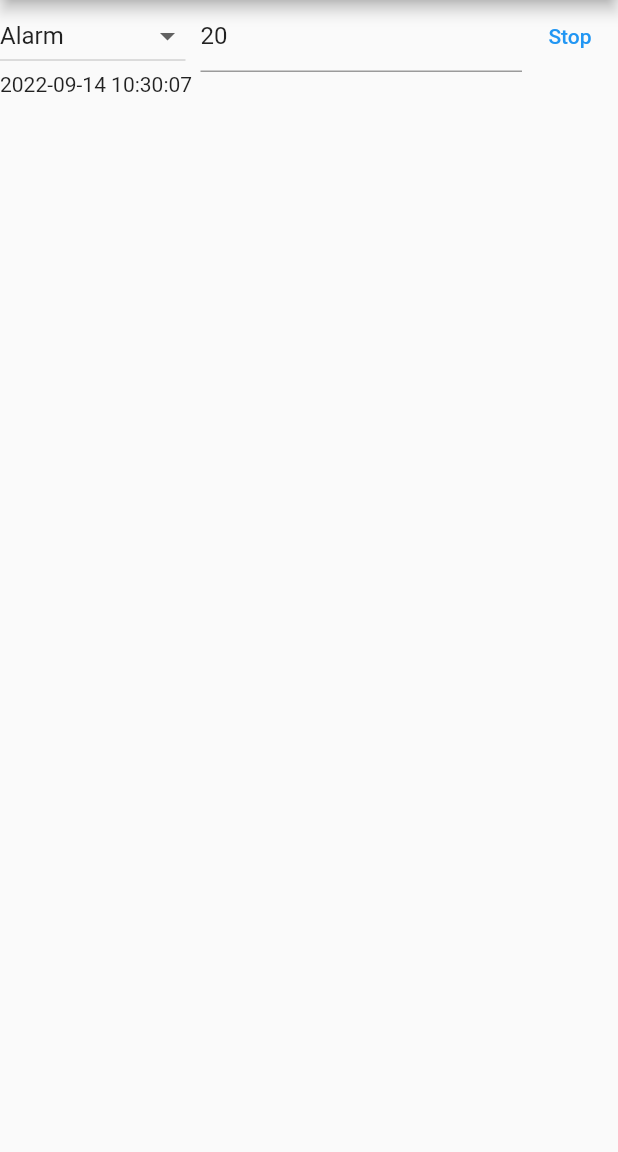
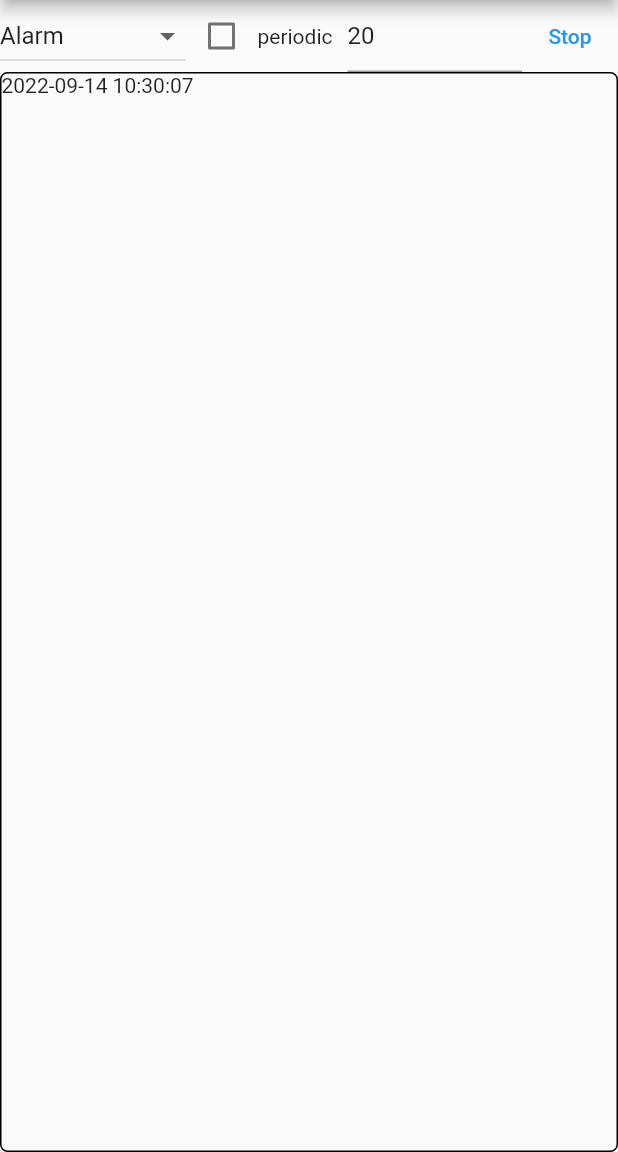
Before and after one commit to take4blue/intervalSample, a Flutter app: the screen it shows after launch, after a tap on "Start", on a phone screen of 412 x 824 dp, the part 84-1236 px from its top. Run offline on Flutter 3.47's test engine with Material 2 defaults, Android fonts, the light colour scheme and no system bars; our stand-ins replace get; missing offline and left inert: android_alarm_manager_plus, optimize_battery, workmanager; statements that could not run were skipped.

Commit message:
periodic機能を追加

```diff
--- a/lib/alarminterval.dart
+++ b/lib/alarminterval.dart
@@ -28,6 +28,16 @@ class AlarmInterval extends IInterval {
 
   @override
   FutureOr<void> start() async {
+    if (timer.periodic) {
+      await AndroidAlarmManager.periodic(
+        timer.duration,
+        kAlarmId,
+        alarmCallback,
+        exact: true,
+        wakeup: true,
+        allowWhileIdle: true,
+      );
+    } else {
       await AndroidAlarmManager.oneShot(
         timer.duration,
         kAlarmId,
@@ -36,6 +46,7 @@ class AlarmInterval extends IInterval {
         wakeup: true,
         allowWhileIdle: true,
       );
+    }
   }
 
   @override
--- a/lib/intervalpage.dart
+++ b/lib/intervalpage.dart
@@ -53,9 +53,15 @@ class IntervalPage extends StatelessWidget {
                     ],
                   ),
                   Expanded(
+                    child: Container(
+                      decoration: BoxDecoration(
+                          border: Border.all(),
+                          borderRadius: BorderRadius.circular(5)),
                       child: ListView.builder(
                         itemCount: timer.list.length,
-                      itemBuilder: (context, index) => Text(timer.list[index]),
+                        itemBuilder: (context, index) =>
+                            Text(timer.list[index]),
+                      ),
                     ),
                   ),
                 ],
@@ -72,7 +78,8 @@ class TypeDrop extends StatelessWidget {
   Widget build(BuildContext context) {
     return GetBuilder<IntervalTimer>(
       id: "type",
-      builder: (timer) => DropdownButton<AlarmType>(
+      builder: (timer) => Row(children: [
+        DropdownButton<AlarmType>(
           items: [
             DropdownMenuItem<AlarmType>(
               value: AlarmType.alarm,
@@ -92,6 +99,9 @@ class TypeDrop extends StatelessWidget {
           onChanged: (value) => timer.type = value!,
           value: timer.type,
         ),
+        Checkbox(value: timer.periodic, onChanged: timer.setPeriodic),
+        const Text("periodic"),
+      ]),
     );
   }
 }
--- a/lib/intervaltimer.dart
+++ b/lib/intervaltimer.dart
@@ -76,6 +76,14 @@ class IntervalTimer extends GetxController {
     duration = Duration(seconds: value);
   }
 
+  void setPeriodic(bool? value) {
+    periodic = value ?? true;
+    update(["type"]);
+  }
+
+  /// periodicな関数呼び出しで定期処理を実施するかどうか
+  bool periodic = false;
+
   FutureOr<void> startStop() async {
     if (isStarted) {
       _stop();
@@ -114,7 +122,9 @@ class IntervalTimer extends GetxController {
 
   Future<void> awake() async {
     action.awake();
-    _start(); // 再スタートする
+    if (!periodic) {
+      _start(); // 再スタートする
+    }
     update();
   }
 
--- a/lib/timerinterval.dart
+++ b/lib/timerinterval.dart
@@ -12,7 +12,11 @@ class TimerInterval extends IInterval {
 
   @override
   FutureOr<void> start() {
-    _id = Timer(timer.duration, timer.awake);
+    if (timer.periodic) {
+      _id = Timer.periodic(timer.duration, (_) => timer.awake());
+    } else {
+      _id = Timer(timer.duration, timer.awake);
+    }
   }
 
   @override
```
Also changed, not shown: lib/workerinterval.dart (+14 -5 lines). Lines whose indentation alone changed are shown as unchanged.
